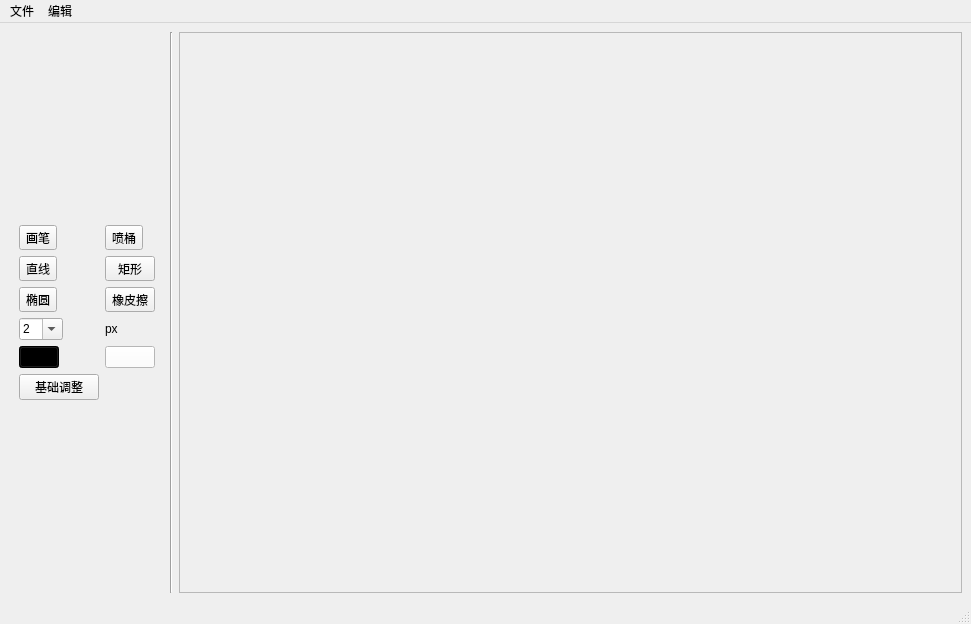
This is src/view/MainWindow.ui in BENULL/Paint as Qt 5 draws it before an edit. The edited form follows.
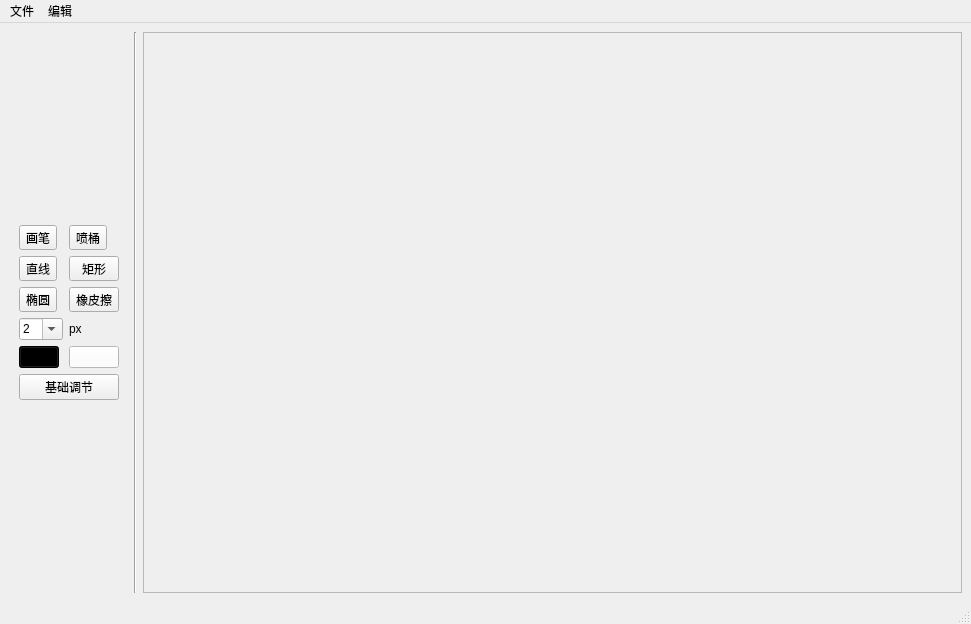
This is the edited form. Icons and pictures are not drawn.

```diff
--- a/src/view/MainWindow.ui
+++ b/src/view/MainWindow.ui
@@ -256,10 +256,10 @@
          </property>
         </widget>
        </item>
-       <item row="10" column="0">
+       <item row="10" column="0" colspan="2">
         <widget class="QPushButton" name="baseAdjustBtn">
          <property name="text">
-          <string>基础调整</string>
+          <string>基础调节</string>
          </property>
         </widget>
        </item>
```
Left out of the diff: 2 changed lines with no effect on the pictures.
